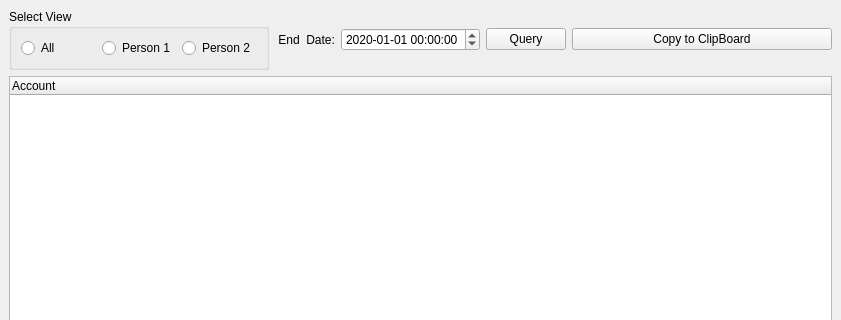
Old version of the form BookKeeping/GUI/FinancialStatement.ui in the repository cowtony/BookKeeping; both pictures show x 0 to 841 and y 0 to 320 of the 841 by 717 pixel window.
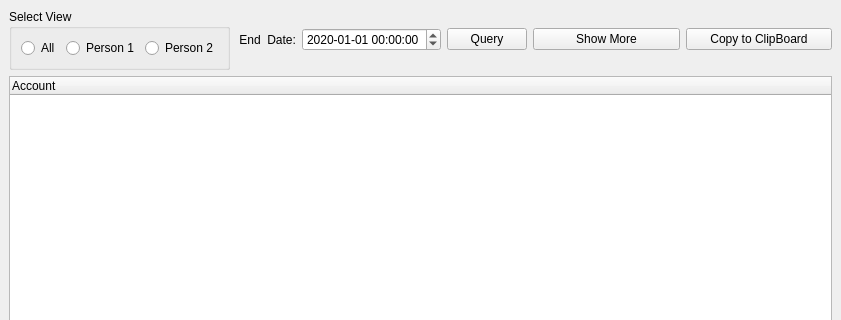
New version of the form. Icons and pictures are not drawn.

Commit message: add 'show more month' button/feature and clean up financial statement module.

```diff
--- a/BookKeeping/GUI/FinancialStatement.ui
+++ b/BookKeeping/GUI/FinancialStatement.ui
@@ -19,6 +19,13 @@
   </property>
   <widget class="QWidget" name="centralwidget">
    <layout class="QGridLayout" name="gridLayout">
+    <item row="0" column="3">
+     <widget class="QPushButton" name="pushButtonExport">
+      <property name="text">
+       <string>Copy to ClipBoard</string>
+      </property>
+     </widget>
+    </item>
     <item row="0" column="0">
      <widget class="QGroupBox" name="groupBox">
       <property name="title">
@@ -90,14 +97,7 @@
       </item>
      </layout>
     </item>
-    <item row="0" column="2">
-     <widget class="QPushButton" name="pushButtonExport">
-      <property name="text">
-       <string>Copy to ClipBoard</string>
-      </property>
-     </widget>
-    </item>
-    <item row="1" column="0" colspan="3">
+    <item row="2" column="0" colspan="4">
      <widget class="QTreeWidget" name="treeWidget">
       <column>
        <property name="text">
@@ -106,6 +106,13 @@
       </column>
      </widget>
     </item>
+    <item row="0" column="2">
+     <widget class="QPushButton" name="pushButtonShowMore">
+      <property name="text">
+       <string>Show More</string>
+      </property>
+     </widget>
+    </item>
    </layout>
   </widget>
   <widget class="QMenuBar" name="menubar">
```
The commit also changes 3 other files.
